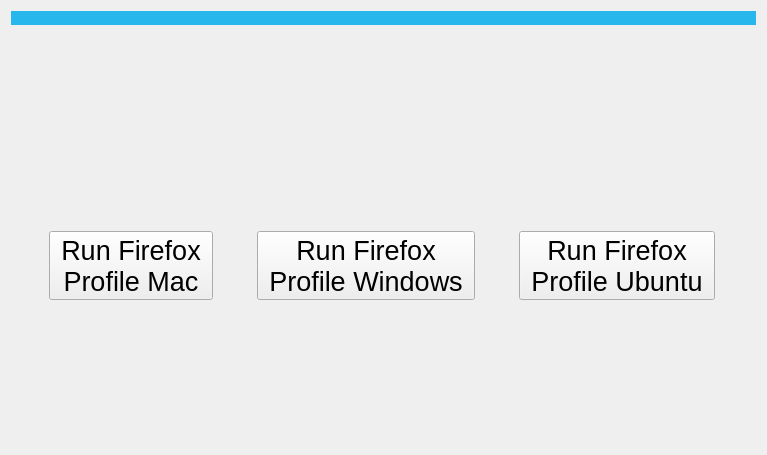
Old version of the form retroshare-gui/src/gui/BrowserPage.ui in the repository unsenep2pdev/RetroShare.
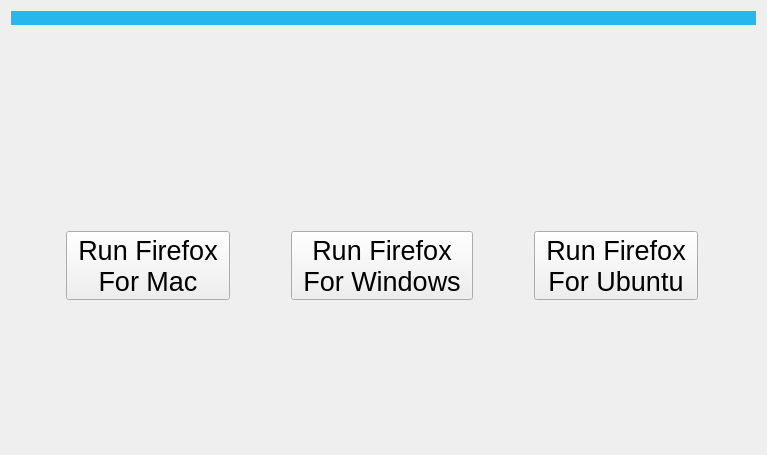
New version of the form. Icons and pictures are not drawn.

Commit message: rename button in BrowserPage

```diff
--- a/retroshare-gui/src/gui/BrowserPage.ui
+++ b/retroshare-gui/src/gui/BrowserPage.ui
@@ -66,7 +66,7 @@
          </property>
          <property name="text">
           <string>Run Firefox 
-Profile Mac</string>
+For Mac</string>
          </property>
          <property name="icon">
           <iconset resource="../Unseengui/unseengui.qrc">
@@ -92,7 +92,7 @@
          </property>
          <property name="text">
           <string>Run Firefox 
-Profile Windows</string>
+For Windows</string>
          </property>
          <property name="icon">
           <iconset resource="../Unseengui/unseengui.qrc">
@@ -118,7 +118,7 @@
          </property>
          <property name="text">
           <string>Run Firefox 
-Profile Ubuntu</string>
+For Ubuntu</string>
          </property>
          <property name="icon">
           <iconset resource="../Unseengui/unseengui.qrc">
```
